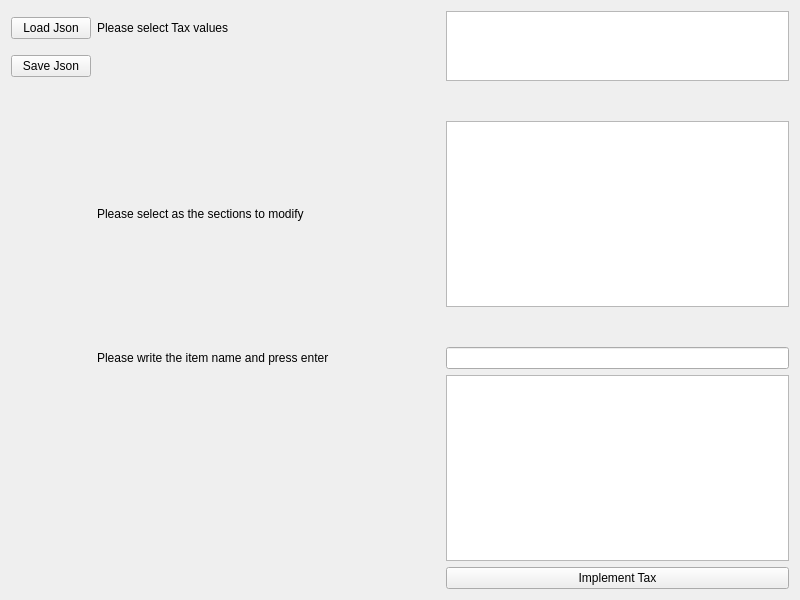
Old version of the form form.ui in the repository laralopez17/Menu-Editing-Tool.
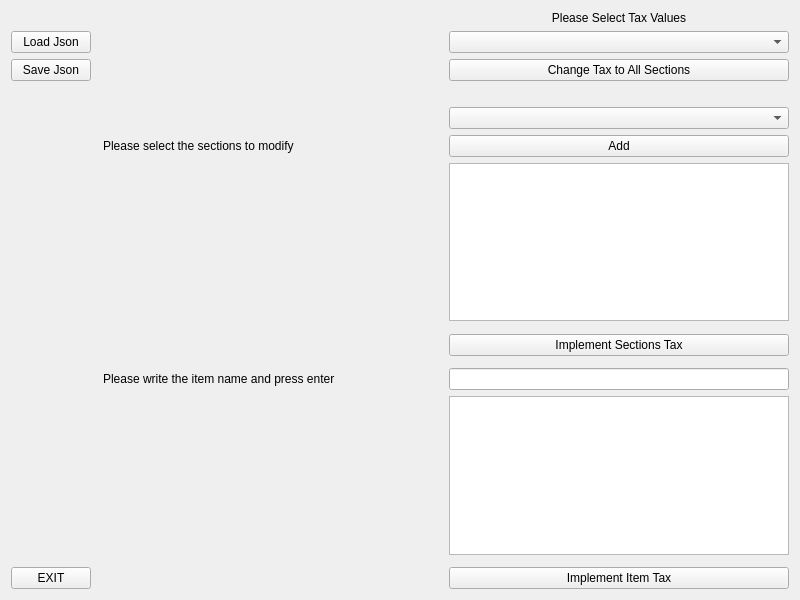
New version of the form.

```diff
--- a/form.ui
+++ b/form.ui
@@ -14,7 +14,121 @@
    <string>MainWindow</string>
   </property>
   <layout class="QGridLayout" name="gridLayout">
-   <item row="2" column="2">
+   <item row="5" column="3">
+    <widget class="QPushButton" name="addSection">
+     <property name="text">
+      <string>Add</string>
+     </property>
+    </widget>
+   </item>
+   <item row="10" column="3">
+    <widget class="QLineEdit" name="itemSearch">
+     <property name="text">
+      <string/>
+     </property>
+    </widget>
+   </item>
+   <item row="8" column="3">
+    <widget class="QPushButton" name="taxImpSec">
+     <property name="text">
+      <string>Implement Sections Tax</string>
+     </property>
+    </widget>
+   </item>
+   <item row="13" column="0">
+    <widget class="QPushButton" name="pbExit">
+     <property name="text">
+      <string>EXIT</string>
+     </property>
+    </widget>
+   </item>
+   <item row="1" column="2">
+    <spacer name="horizontalSpacer_2">
+     <property name="orientation">
+      <enum>Qt::Horizontal</enum>
+     </property>
+     <property name="sizeHint" stdset="0">
+      <size>
+       <width>40</width>
+       <height>20</height>
+      </size>
+     </property>
+    </spacer>
+   </item>
+   <item row="1" column="3">
+    <widget class="QComboBox" name="taxList">
+     <property name="editable">
+      <bool>false</bool>
+     </property>
+     <property name="currentText">
+      <string/>
+     </property>
+    </widget>
+   </item>
+   <item row="9" column="3">
+    <spacer name="verticalSpacer_2">
+     <property name="orientation">
+      <enum>Qt::Vertical</enum>
+     </property>
+     <property name="sizeHint" stdset="0">
+      <size>
+       <width>20</width>
+       <height>40</height>
+      </size>
+     </property>
+    </spacer>
+   </item>
+   <item row="3" column="0">
+    <widget class="QLabel" name="succesfull">
+     <property name="text">
+      <string/>
+     </property>
+    </widget>
+   </item>
+   <item row="7" column="3">
+    <spacer name="verticalSpacer_3">
+     <property name="orientation">
+      <enum>Qt::Vertical</enum>
+     </property>
+     <property name="sizeHint" stdset="0">
+      <size>
+       <width>20</width>
+       <height>40</height>
+      </size>
+     </property>
+    </spacer>
+   </item>
+   <item row="5" column="2">
+    <widget class="QLabel" name="labelSections">
+     <property name="text">
+      <string>Please select the sections to modify</string>
+     </property>
+    </widget>
+   </item>
+   <item row="12" column="3">
+    <spacer name="verticalSpacer_4">
+     <property name="orientation">
+      <enum>Qt::Vertical</enum>
+     </property>
+     <property name="sizeHint" stdset="0">
+      <size>
+       <width>20</width>
+       <height>40</height>
+      </size>
+     </property>
+    </spacer>
+   </item>
+   <item row="4" column="3">
+    <widget class="QComboBox" name="sectionList"/>
+   </item>
+   <item row="10" column="2">
+    <widget class="QLabel" name="labelItems">
+     <property name="text">
+      <string>Please write the item name and press enter</string>
+     </property>
+    </widget>
+   </item>
+   <item row="3" column="3">
     <spacer name="verticalSpacer">
      <property name="orientation">
       <enum>Qt::Vertical</enum>
@@ -27,7 +141,14 @@
      </property>
     </spacer>
    </item>
-   <item row="1" column="1">
+   <item row="11" column="3">
+    <widget class="QTextEdit" name="itemList">
+     <property name="readOnly">
+      <bool>true</bool>
+     </property>
+    </widget>
+   </item>
+   <item row="2" column="1" colspan="2">
     <spacer name="horizontalSpacer">
      <property name="orientation">
       <enum>Qt::Horizontal</enum>
@@ -40,92 +161,51 @@
      </property>
     </spacer>
    </item>
-   <item row="0" column="2" rowspan="2">
-    <widget class="QListWidget" name="taxlist">
-     <property name="tabKeyNavigation">
-      <bool>true</bool>
-     </property>
-    </widget>
-   </item>
-   <item row="7" column="2">
-    <widget class="QPushButton" name="taxImp">
+   <item row="13" column="3">
+    <widget class="QPushButton" name="taxImpIt">
      <property name="text">
-      <string>Implement Tax</string>
-     </property>
-    </widget>
-   </item>
-   <item row="3" column="1">
-    <widget class="QLabel" name="labelSections">
-     <property name="text">
-      <string>Please select as the sections to modify</string>
+      <string>Implement Item Tax</string>
      </property>
     </widget>
    </item>
    <item row="1" column="0">
-    <widget class="QPushButton" name="saveJson">
-     <property name="text">
-      <string>Save Json</string>
-     </property>
-    </widget>
-   </item>
-   <item row="3" column="2">
-    <widget class="QListWidget" name="sectionlist">
-     <property name="tabKeyNavigation">
-      <bool>true</bool>
-     </property>
-     <property name="selectionMode">
-      <enum>QAbstractItemView::MultiSelection</enum>
-     </property>
-    </widget>
-   </item>
-   <item row="0" column="0">
     <widget class="QPushButton" name="loadJson">
      <property name="text">
       <string>Load Json</string>
      </property>
     </widget>
    </item>
-   <item row="4" column="2">
-    <spacer name="verticalSpacer_2">
-     <property name="orientation">
-      <enum>Qt::Vertical</enum>
+   <item row="2" column="0">
+    <widget class="QPushButton" name="saveJson">
+     <property name="text">
+      <string>Save Json</string>
      </property>
-     <property name="sizeHint" stdset="0">
-      <size>
-       <width>20</width>
-       <height>40</height>
-      </size>
-     </property>
-    </spacer>
+    </widget>
    </item>
-   <item row="0" column="1">
+   <item row="0" column="3">
     <widget class="QLabel" name="labelTax">
      <property name="text">
-      <string>Please select Tax values</string>
+      <string>Please Select Tax Values</string>
      </property>
-    </widget>
-   </item>
-   <item row="5" column="2">
-    <widget class="QLineEdit" name="itemSearch">
-     <property name="text">
-      <string/>
+     <property name="alignment">
+      <set>Qt::AlignCenter</set>
      </property>
     </widget>
    </item>
-   <item row="5" column="1">
-    <widget class="QLabel" name="labelItems">
-     <property name="text">
-      <string>Please write the item name and press enter</string>
-     </property>
-    </widget>
-   </item>
-   <item row="6" column="2">
-    <widget class="QTextEdit" name="itemList">
+   <item row="6" column="3">
+    <widget class="QTextEdit" name="addedSections">
      <property name="readOnly">
       <bool>true</bool>
      </property>
     </widget>
    </item>
+   <item row="2" column="3">
+    <widget class="QPushButton" name="allSections">
+     <property name="text">
+      <string>Change Tax to All Sections</string>
+     </property>
+    </widget>
+   </item>
   </layout>
  </widget>
  <resources/>
```
